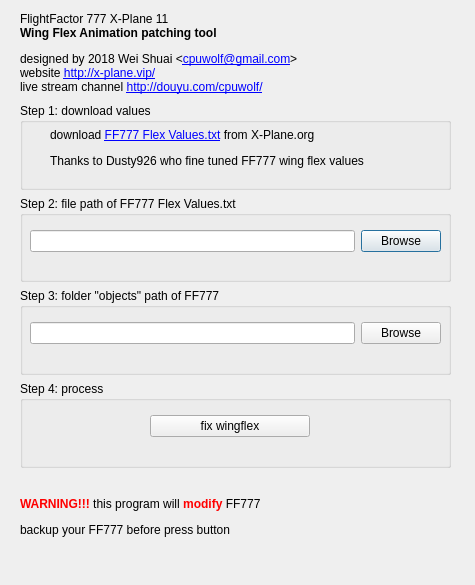
cpuwolf/XPObjUV, file main.ui: the form before one commit.
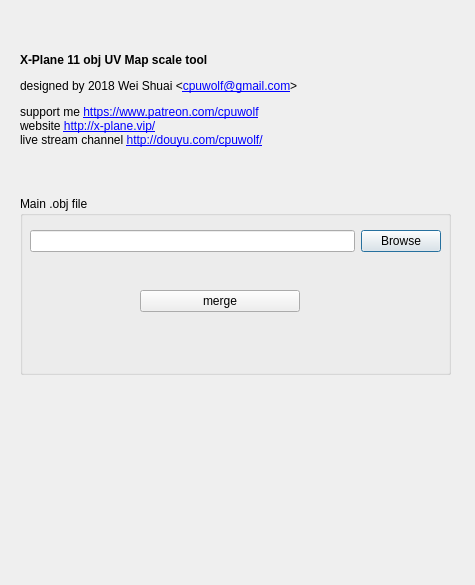
The form after the commit.

Commit message: remove useless code

Patch:
```diff
--- a/main.ui
+++ b/main.ui
@@ -41,46 +41,17 @@
     <item>
      <widget class="QLabel" name="label">
       <property name="text">
-       <string>&lt;html&gt;&lt;head/&gt;&lt;body&gt;&lt;p&gt;FlightFactor 777 X-Plane 11&lt;br/&gt;&lt;span style=&quot; font-weight:600;&quot;&gt;Wing Flex Animation patching tool&lt;/span&gt;&lt;/p&gt;&lt;p&gt;designed by 2018 Wei Shuai &amp;lt;&lt;a href=&quot;mailto:cpuwolf@gmail.com?subject=FF777wingflex fix&quot;&gt;&lt;span style=&quot; text-decoration: underline; color:#0000ff;&quot;&gt;cpuwolf@gmail.com&lt;/span&gt;&lt;/a&gt;&amp;gt;&lt;br/&gt;website &lt;a href=&quot;https://x-plane.vip/&quot;&gt;&lt;span style=&quot; text-decoration: underline; color:#0000ff;&quot;&gt;http://x-plane.vip/&lt;/span&gt;&lt;/a&gt;&lt;br/&gt;live stream channel &lt;a href=&quot;http://douyu.com/cpuwolf/&quot;&gt;&lt;span style=&quot; text-decoration: underline; color:#0000ff;&quot;&gt;http://douyu.com/cpuwolf/&lt;/span&gt;&lt;/a&gt;&lt;/p&gt;&lt;/body&gt;&lt;/html&gt;</string>
+       <string>&lt;html&gt;&lt;head/&gt;&lt;body&gt;&lt;p&gt;&lt;span style=&quot; font-weight:600;&quot;&gt;X-Plane 11 obj UV Map scale tool&lt;/span&gt;&lt;/p&gt;&lt;p&gt;designed by 2018 Wei Shuai &amp;lt;&lt;a href=&quot;mailto:cpuwolf@gmail.com?subject=FF777wingflex fix&quot;&gt;&lt;span style=&quot; text-decoration: underline; color:#0000ff;&quot;&gt;cpuwolf@gmail.com&lt;/span&gt;&lt;/a&gt;&amp;gt;&lt;/p&gt;&lt;p&gt;support me &lt;a href=&quot;https://www.patreon.com/cpuwolf&quot;&gt;&lt;span style=&quot; text-decoration: underline; color:#0000ff;&quot;&gt;https://www.patreon.com/cpuwolf&lt;/span&gt;&lt;/a&gt;&lt;br/&gt;website &lt;a href=&quot;https://x-plane.vip/&quot;&gt;&lt;span style=&quot; text-decoration: underline; color:#0000ff;&quot;&gt;http://x-plane.vip/&lt;/span&gt;&lt;/a&gt;&lt;br/&gt;live stream channel &lt;a href=&quot;http://douyu.com/cpuwolf/&quot;&gt;&lt;span style=&quot; text-decoration: underline; color:#0000ff;&quot;&gt;http://douyu.com/cpuwolf/&lt;/span&gt;&lt;/a&gt;&lt;/p&gt;&lt;/body&gt;&lt;/html&gt;</string>
       </property>
       <property name="openExternalLinks">
        <bool>true</bool>
       </property>
      </widget>
     </item>
-    <item>
-     <widget class="QGroupBox" name="groupBox_4">
-      <property name="title">
-       <string>Step 1: download values</string>
-      </property>
-      <widget class="QWidget" name="verticalLayoutWidget_2">
-       <property name="geometry">
-        <rect>
-         <x>30</x>
-         <y>10</y>
-         <width>371</width>
-         <height>71</height>
-        </rect>
-       </property>
-       <layout class="QVBoxLayout" name="verticalLayout_2">
-        <item>
-         <widget class="QLabel" name="label_2">
-          <property name="text">
-           <string>&lt;html&gt;&lt;head/&gt;&lt;body&gt;&lt;p&gt;download &lt;a href=&quot;https://forums.x-plane.org/index.php?/forums/topic/140285-how-to-give-your-777-better-wing-flex/&quot;&gt;&lt;span style=&quot; text-decoration: underline; color:#0000ff;&quot;&gt;FF777 Flex Values.txt&lt;/span&gt;&lt;/a&gt; from X-Plane.org&lt;/p&gt;&lt;p&gt;Thanks to Dusty926 who fine tuned FF777 wing flex values&lt;/p&gt;&lt;/body&gt;&lt;/html&gt;</string>
-          </property>
-          <property name="openExternalLinks">
-           <bool>true</bool>
-          </property>
-         </widget>
-        </item>
-       </layout>
-      </widget>
-     </widget>
-    </item>
     <item>
      <widget class="QGroupBox" name="groupBox_3">
       <property name="title">
-       <string>Step 2: file path of FF777 Flex Values.txt</string>
+       <string>Main .obj file</string>
       </property>
       <widget class="QWidget" name="horizontalLayoutWidget">
        <property name="geometry">
@@ -104,47 +75,11 @@
         </item>
        </layout>
       </widget>
-     </widget>
-    </item>
-    <item>
-     <widget class="QGroupBox" name="groupBox_2">
-      <property name="title">
-       <string>Step 3: folder &quot;objects&quot; path of FF777</string>
-      </property>
-      <widget class="QWidget" name="horizontalLayoutWidget_2">
-       <property name="geometry">
-        <rect>
-         <x>10</x>
-         <y>20</y>
-         <width>411</width>
-         <height>51</height>
-        </rect>
-       </property>
-       <layout class="QHBoxLayout" name="horizontalLayout_2">
-        <item>
-         <widget class="QLineEdit" name="lineEdit777"/>
-        </item>
-        <item>
-         <widget class="QPushButton" name="pushButton777">
-          <property name="text">
-           <string>Browse</string>
-          </property>
-         </widget>
-        </item>
-       </layout>
-      </widget>
-     </widget>
-    </item>
-    <item>
-     <widget class="QGroupBox" name="groupBox">
-      <property name="title">
-       <string>Step 4: process</string>
-      </property>
       <widget class="QWidget" name="verticalLayoutWidget_5">
        <property name="geometry">
         <rect>
-         <x>130</x>
-         <y>20</y>
+         <x>120</x>
+         <y>80</y>
          <width>160</width>
          <height>51</height>
         </rect>
@@ -153,7 +88,7 @@
         <item>
          <widget class="QPushButton" name="pushButtonfix">
           <property name="text">
-           <string>fix wingflex</string>
+           <string>merge</string>
           </property>
          </widget>
         </item>
@@ -164,7 +99,7 @@
     <item>
      <widget class="QLabel" name="label_st">
       <property name="text">
-       <string>&lt;html&gt;&lt;head/&gt;&lt;body&gt;&lt;p&gt;&lt;span style=&quot; font-weight:600; color:#ff0000;&quot;&gt;WARNING!!!&lt;/span&gt; this program will &lt;span style=&quot; font-weight:600; color:#ff0000;&quot;&gt;modify&lt;/span&gt; FF777 &lt;/p&gt;&lt;p&gt;backup your FF777 before press button&lt;/p&gt;&lt;/body&gt;&lt;/html&gt;</string>
+       <string>&lt;html&gt;&lt;head/&gt;&lt;body&gt;&lt;p&gt;&lt;br/&gt;&lt;/p&gt;&lt;/body&gt;&lt;/html&gt;</string>
       </property>
      </widget>
     </item>
```
Left out of the diff: 5 changed lines with no effect on the pictures. The commit also changes 2 other files.
